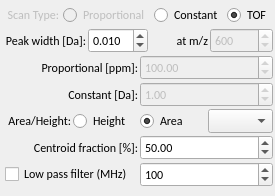
Before: the Qt Designer form src/libs/adwidgets/centroidform.ui in qtplatz/qtplatz, drawn with Qt 5.
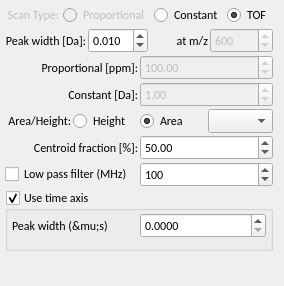
After: the same form once the commit is applied.

Commit message: add centroid process for time axis

The edit to the form file:
```diff
--- a/src/libs/adwidgets/centroidform.ui
+++ b/src/libs/adwidgets/centroidform.ui
@@ -6,8 +6,8 @@
    <rect>
     <x>0</x>
     <y>0</y>
-    <width>275</width>
-    <height>196</height>
+    <width>284</width>
+    <height>286</height>
    </rect>
   </property>
   <property name="sizePolicy">
@@ -387,6 +387,57 @@
        </item>
       </layout>
      </item>
+     <item>
+      <widget class="QGroupBox" name="groupBox">
+       <property name="title">
+        <string>Use time axis</string>
+       </property>
+       <property name="checkable">
+        <bool>true</bool>
+       </property>
+       <layout class="QGridLayout" name="gridLayout_2">
+        <property name="leftMargin">
+         <number>4</number>
+        </property>
+        <property name="topMargin">
+         <number>2</number>
+        </property>
+        <property name="rightMargin">
+         <number>4</number>
+        </property>
+        <property name="bottomMargin">
+         <number>2</number>
+        </property>
+        <property name="spacing">
+         <number>2</number>
+        </property>
+        <item row="0" column="0">
+         <layout class="QGridLayout" name="gridLayout">
+          <property name="bottomMargin">
+           <number>8</number>
+          </property>
+          <item row="0" column="0">
+           <widget class="QLabel" name="label_8">
+            <property name="text">
+             <string>Peak width (&amp;mu;s)</string>
+            </property>
+           </widget>
+          </item>
+          <item row="0" column="1">
+           <widget class="QDoubleSpinBox" name="doubleSpinBox">
+            <property name="decimals">
+             <number>4</number>
+            </property>
+            <property name="singleStep">
+             <double>0.001000000000000</double>
+            </property>
+           </widget>
+          </item>
+         </layout>
+        </item>
+       </layout>
+      </widget>
+     </item>
      <item>
       <spacer name="verticalSpacer">
        <property name="orientation">
```
The commit also changes 4 other files.
